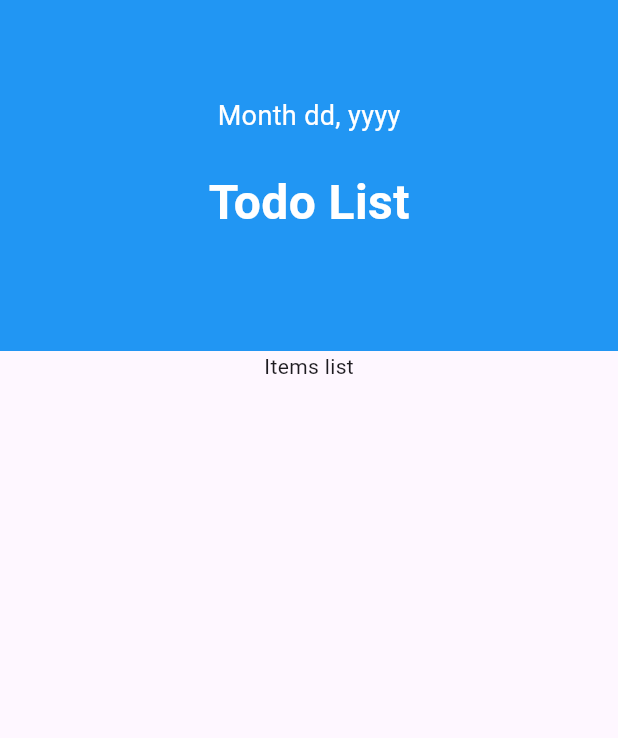
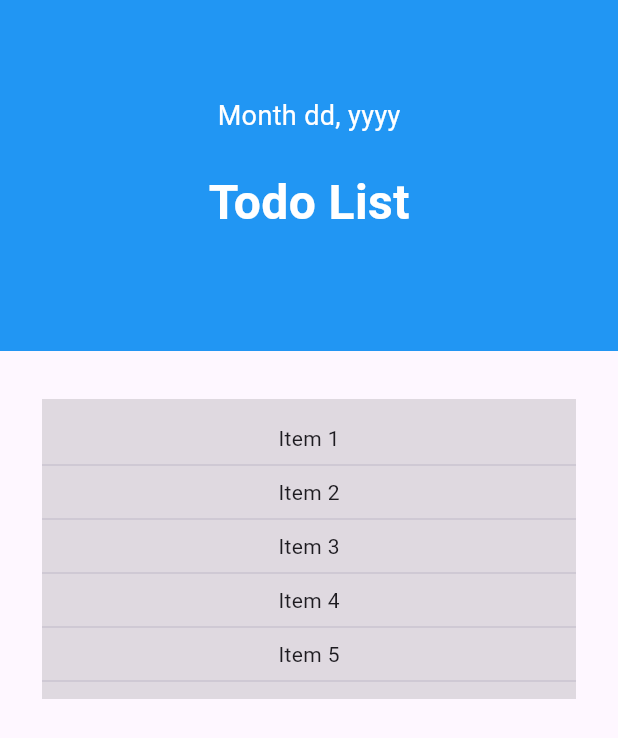
Before and after one commit to KaueMiziara/flutter-todo-list, a Flutter app: the screen it shows after launch, on a phone screen of 412 x 824 dp. Shown: the top 738 px of the screen. Run offline on Flutter 3.47's test engine with Material 3 defaults, Android fonts, the phone set to English and light mode, and no system bars.

Commit message:
feat: create placeholder list to TaskBox widget

```diff
--- a/lib/components/sections/task_box.dart
+++ b/lib/components/sections/task_box.dart
@@ -5,6 +5,33 @@ class TaskBox extends StatelessWidget {
 
   @override
   Widget build(BuildContext context) {
-    return const Text("Items list");
+    return Padding(
+      padding: const EdgeInsets.fromLTRB(28, 32, 28, 8),
+      child: Container(
+        height: 200,
+        color: Colors.black12,
+        child: const SingleChildScrollView(
+          padding: EdgeInsets.fromLTRB(0, 16, 0, 16),
+          child: Column(
+            mainAxisAlignment: MainAxisAlignment.spaceEvenly,
+            children: [
+              Text("Item 1"),
+              Divider(),
+              Text("Item 2"),
+              Divider(),
+              Text("Item 3"),
+              Divider(),
+              Text("Item 4"),
+              Divider(),
+              Text("Item 5"),
+              Divider(),
+              Text("Item 6"),
+              Divider(),
+              Text("Item 7"),
+            ],
+          ),
+        ),
+      ),
+    );
   }
 }
```
